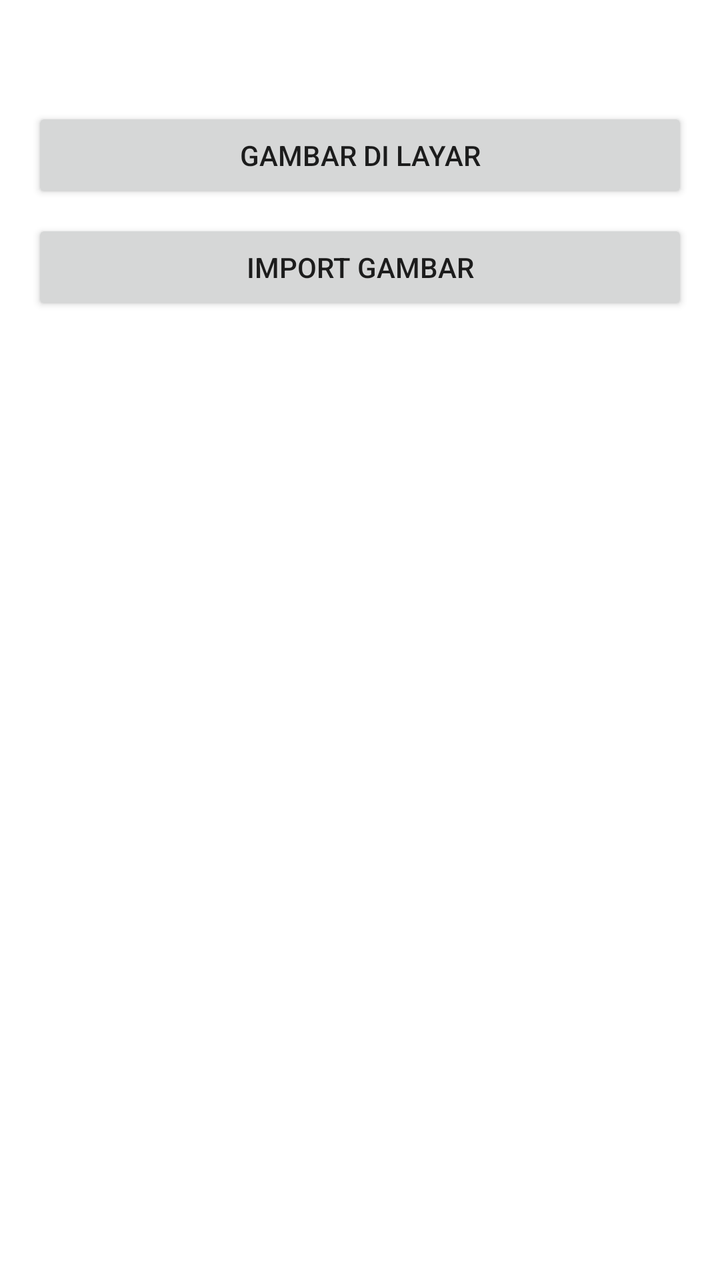
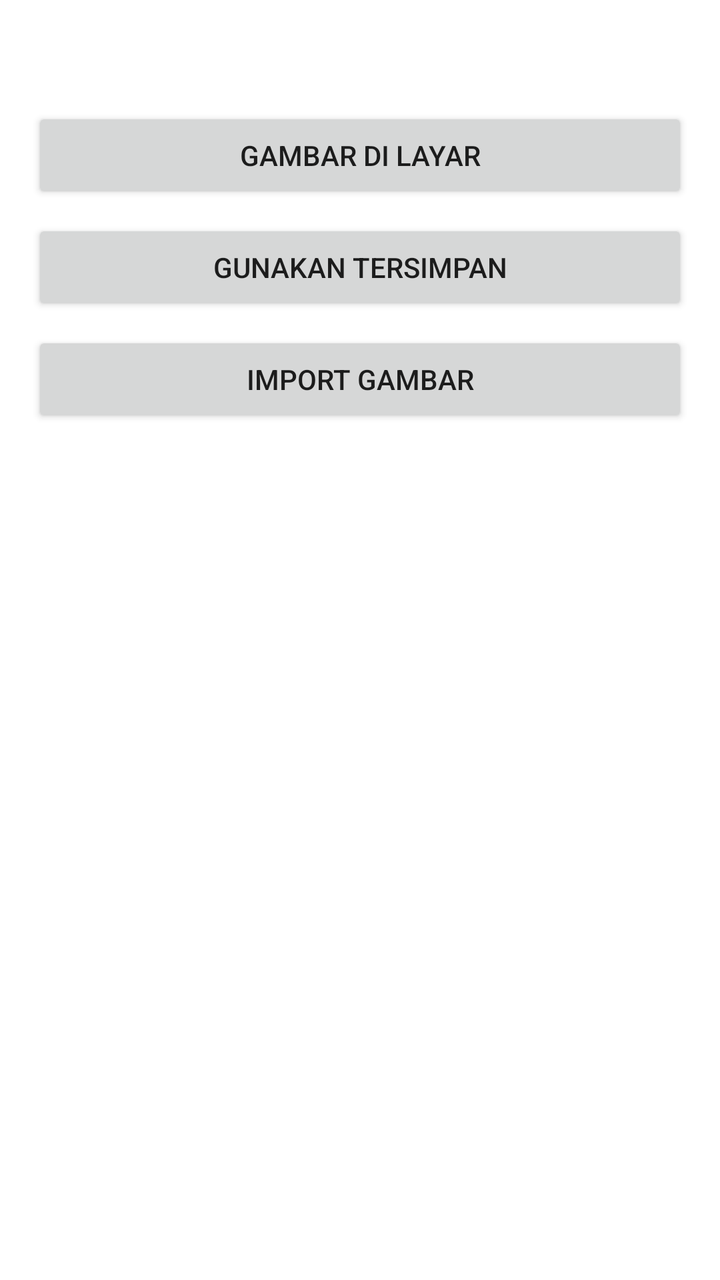

Before-and-after screenshots of an Android layout around one commit, followed by the original layout XML and the change that was made.
<!-- AndroidManifest.xml: application theme Theme.SignPDF -->
<!-- res/layout/bottomsheet_signature_picker.xml -->
<?xml version="1.0" encoding="utf-8"?>
<LinearLayout xmlns:android="http://schemas.android.com/apk/res/android"
    android:layout_width="match_parent"
    android:layout_height="wrap_content"
    android:orientation="vertical"
    android:padding="16dp">

    <TextView
        android:id="@+id/tv_label_type"
        android:layout_width="match_parent"
        android:layout_height="wrap_content"
        android:textStyle="bold"
        android:textSize="16sp"
        android:layout_marginBottom="16dp" />

    <Button
        android:id="@+id/btn_draw_on_screen"
        android:layout_width="match_parent"
        android:layout_height="wrap_content"
        android:text="@string/draw_on_screen" />

    <Button
        android:id="@+id/btn_import_image"
        android:layout_width="match_parent"
        android:layout_height="wrap_content"
        android:layout_marginTop="8dp"
        android:text="@string/import_image" />

</LinearLayout>
<!-- resources referenced by this layout -->
<resources>
  <string name="draw_on_screen">Gambar di Layar</string>
  <string name="import_image">Import Gambar</string>
  <style name="Theme.SignPDF" parent="Theme.MaterialComponents.DayNight.NoActionBar" />
</resources>

<!-- the commit's change to res/layout/bottomsheet_signature_picker.xml (unified diff, before → after) -->
@@ -20,6 +20,13 @@
         android:text="@string/draw_on_screen" />
 
     <Button
+        android:id="@+id/btn_use_saved"
+        android:layout_width="match_parent"
+        android:layout_height="wrap_content"
+        android:layout_marginTop="8dp"
+        android:text="@string/use_saved_signature" />
+
+    <Button
         android:id="@+id/btn_import_image"
         android:layout_width="match_parent"
         android:layout_height="wrap_content"
<!-- resource entries referenced after the edit -->
@@ -2,6 +2,7 @@
 <resources>
   <string name="draw_on_screen">Gambar di Layar</string>
   <string name="import_image">Import Gambar</string>
+  <string name="use_saved_signature">Gunakan Tersimpan</string>
   <style name="Theme.SignPDF" parent="Theme.MaterialComponents.DayNight.NoActionBar" />
 </resources>
 
